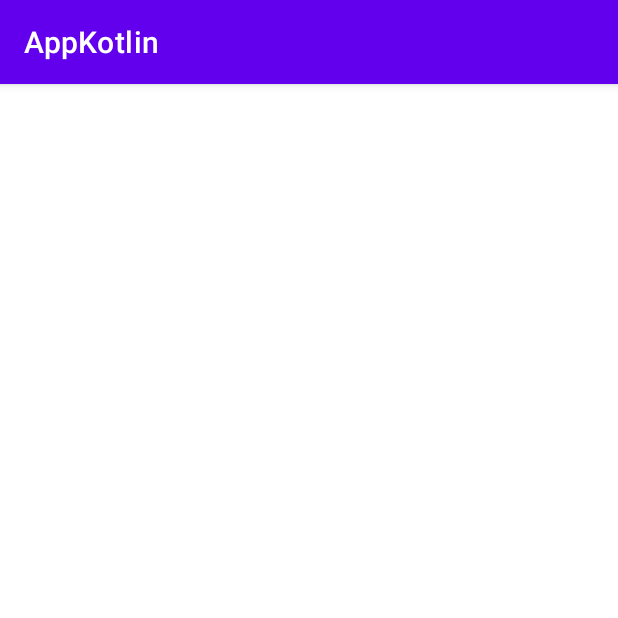
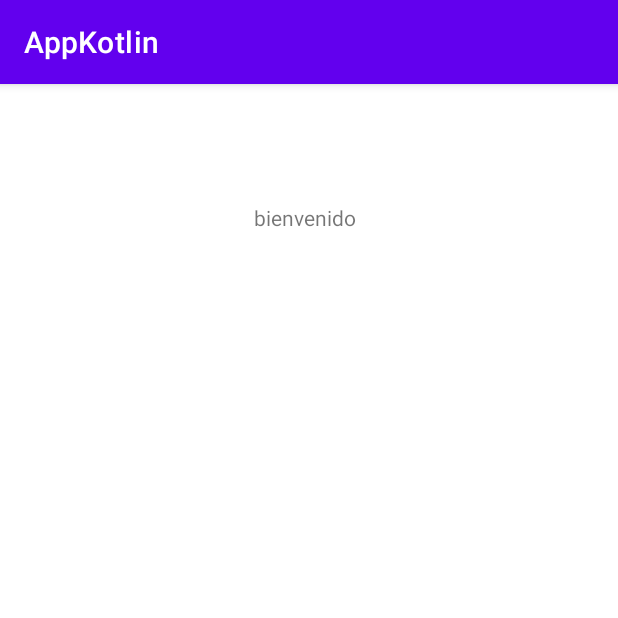
Before and after one commit to UO264804/kotlin-uo264804-uo264651, an Android app: the screen it shows after launch (SecondActivity), after a tap on "LOGIN", on a phone screen of 412 x 824 dp, the top half of it. Run offline under Robolectric (Android 15) with nearby library versions, the phone set to English and light mode, and no system bars.

Commit message:
Arreglado el activity binding de la segunda actividad

```diff
--- a/app/src/main/AndroidManifest.xml
+++ b/app/src/main/AndroidManifest.xml
@@ -9,14 +9,13 @@
         android:roundIcon="@mipmap/ic_launcher_round"
         android:supportsRtl="true"
         android:theme="@style/Theme.AppKotlin">
-        <activity android:name=".SecondActivity"></activity>
         <activity android:name=".MainActivity">
             <intent-filter>
                 <action android:name="android.intent.action.MAIN" />
-
                 <category android:name="android.intent.category.LAUNCHER" />
             </intent-filter>
         </activity>
+        <activity android:name=".SecondActivity"></activity>
     </application>
 
 </manifest>
--- a/app/src/main/java/es/uniovi/appkotlin/MainActivity.kt
+++ b/app/src/main/java/es/uniovi/appkotlin/MainActivity.kt
@@ -11,6 +11,7 @@ class MainActivity : AppCompatActivity()
 {
     private lateinit var binding: ActivityMainBinding
     var Tag:String = ""
+
     override fun onCreate(savedInstanceState: Bundle?)
     {
         super.onCreate(savedInstanceState)
@@ -19,20 +20,14 @@ class MainActivity : AppCompatActivity()
         setContentView(view)
 
         binding.cambiarVentana.setOnClickListener {
-
-            Log.d(Tag,"pulsamos un boton")
             Toast.makeText(this, "se ha pulsado el boton de cambiar ventana", Toast.LENGTH_SHORT).show()
         }
         binding.sendLogin.setOnClickListener {
-            val user_login: String = binding.login.text.toString()
-
+            val userLogin: String = binding.login.text.toString()
             var intent:Intent = Intent(this,SecondActivity::class.java)
-
-
-            intent.putExtra("user_login",user_login)
-
+            intent.putExtra("user_login",userLogin)
+            Toast.makeText(this, "se ha pulsado el boton de login", Toast.LENGTH_SHORT).show()
             startActivity(intent)
-
         }
 
     }
--- a/app/src/main/java/es/uniovi/appkotlin/SecondActivity.kt
+++ b/app/src/main/java/es/uniovi/appkotlin/SecondActivity.kt
@@ -2,25 +2,22 @@ package es.uniovi.appkotlin
 
 import androidx.appcompat.app.AppCompatActivity
 import android.os.Bundle
-import android.os.PersistableBundle
-import android.util.Log
 import es.uniovi.appkotlin.databinding.ActivitySecondBinding
 
-class SecondActivity : AppCompatActivity() {
+class SecondActivity : AppCompatActivity()
+{
     lateinit var binding: ActivitySecondBinding
-    override fun onCreate(savedInstanceState: Bundle?, persistentState: PersistableBundle?) {
-        super.onCreate(savedInstanceState,persistentState)
+    override fun onCreate(savedInstanceState: Bundle?)
+    {
+        super.onCreate(savedInstanceState)
         binding = ActivitySecondBinding.inflate(layoutInflater)
         val view = binding.root
         setContentView(view)
 
-
-        Log.d("seguimiento","antes del bundle")
         var bundle : Bundle ? = intent.extras
-        Log.d("seguimiento","despues del bundle")
 
         var login: String? = bundle!!.getString("user_login")
-        binding.bienvenida.setText("bienvenido " + login.toString() )
+        binding.bienvenida.text = "bienvenido " + login.toString()
 
     }
 }
```
